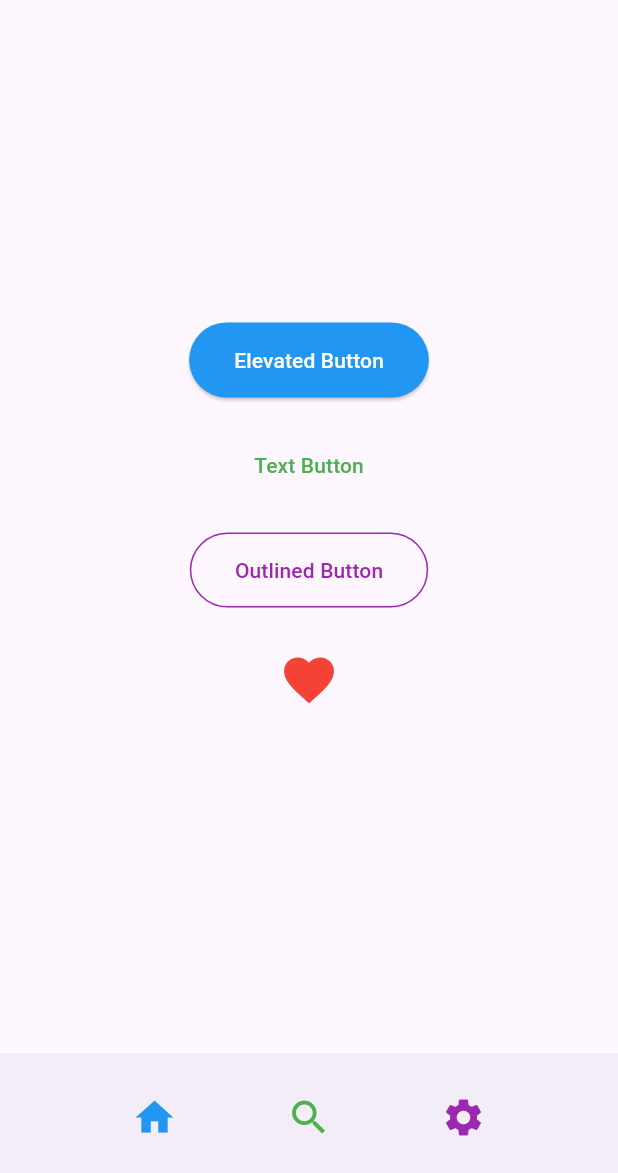
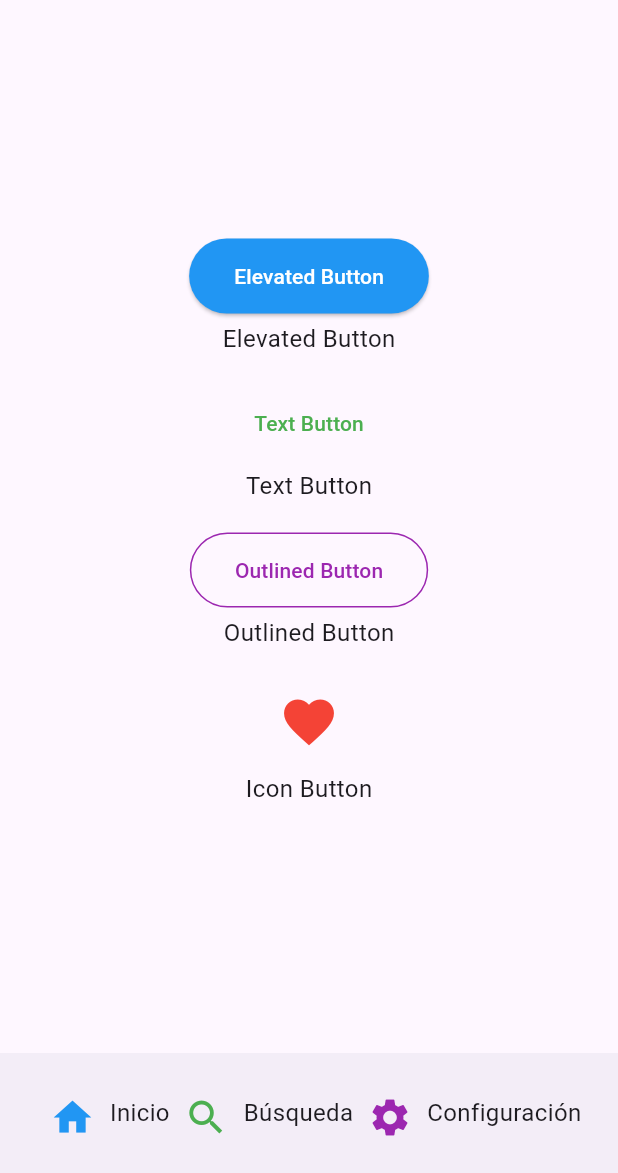
Before and after one commit to Alison-Cy/BOTONES, a Flutter app: the screen it shows after launch, on a phone screen of 412 x 824 dp, the part 63-1236 px from its top. Run offline on Flutter 3.47's test engine with Material 3 defaults, Android fonts, the phone set to English and light mode, and no system bars.

Commit message:
cambios de botones

```diff
--- a/lib/main.dart
+++ b/lib/main.dart
@@ -32,6 +32,8 @@ class MyApp extends StatelessWidget {
                   ),
                   child: Text('Elevated Button'),
                 ),
+                SizedBox(height: 5),
+                Text('Elevated Button', style: TextStyle(fontSize: 16)), // Nombre del botón
                 SizedBox(height: 20),
 
                 // Botón TextButton (Botón de enlace)
@@ -45,6 +47,8 @@ class MyApp extends StatelessWidget {
                   ),
                   child: Text('Text Button'),
                 ),
+                SizedBox(height: 5),
+                Text('Text Button', style: TextStyle(fontSize: 16)), // Nombre del botón
                 SizedBox(height: 20),
 
                 // Botón OutlinedButton (Botón con borde)
@@ -59,6 +63,8 @@ class MyApp extends StatelessWidget {
                   ),
                   child: Text('Outlined Button'),
                 ),
+                SizedBox(height: 5),
+                Text('Outlined Button', style: TextStyle(fontSize: 16)), // Nombre del botón
                 SizedBox(height: 20),
 
                 // Botón IconButton (Botón con icono)
@@ -69,6 +75,8 @@ class MyApp extends StatelessWidget {
                   icon: Icon(Icons.favorite, color: Colors.red),
                   iconSize: 40,
                 ),
+                SizedBox(height: 5),
+                Text('Icon Button', style: TextStyle(fontSize: 16)), // Nombre del botón
                 SizedBox(height: 20),
               ],
             ),
@@ -88,6 +96,9 @@ class MyApp extends StatelessWidget {
                   icon: Icon(Icons.home, color: Colors.blue),
                   iconSize: 30,
                 ),
+                SizedBox(height: 5),
+                Text('Inicio', style: TextStyle(fontSize: 16)), // Nombre del botón
+
                 // Botón en el pie de página con ícono de búsqueda
                 IconButton(
                   onPressed: () {
@@ -96,6 +107,9 @@ class MyApp extends StatelessWidget {
                   icon: Icon(Icons.search, color: Colors.green),
                   iconSize: 30,
                 ),
+                SizedBox(height: 5),
+                Text('Búsqueda', style: TextStyle(fontSize: 16)), // Nombre del botón
+
                 // Botón en el pie de página con ícono de configuración
                 IconButton(
                   onPressed: () {
@@ -104,6 +118,8 @@ class MyApp extends StatelessWidget {
                   icon: Icon(Icons.settings, color: Colors.purple),
                   iconSize: 30,
                 ),
+                SizedBox(height: 5),
+                Text('Configuración', style: TextStyle(fontSize: 16)), // Nombre del botón
               ],
             ),
           ),
```
